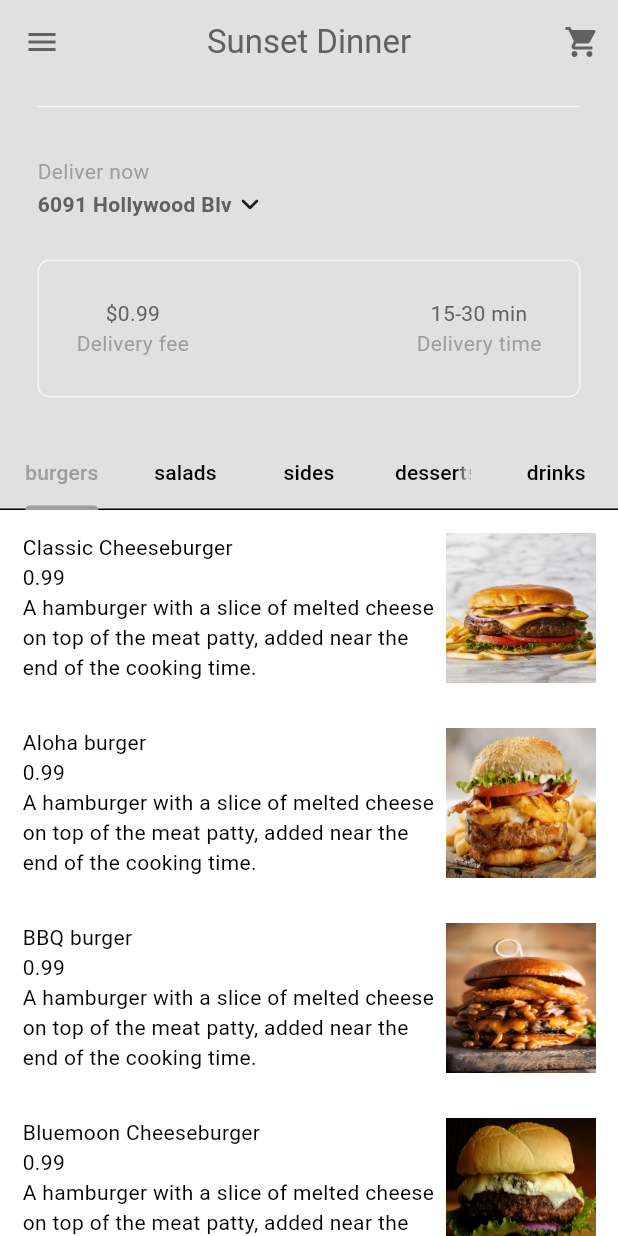
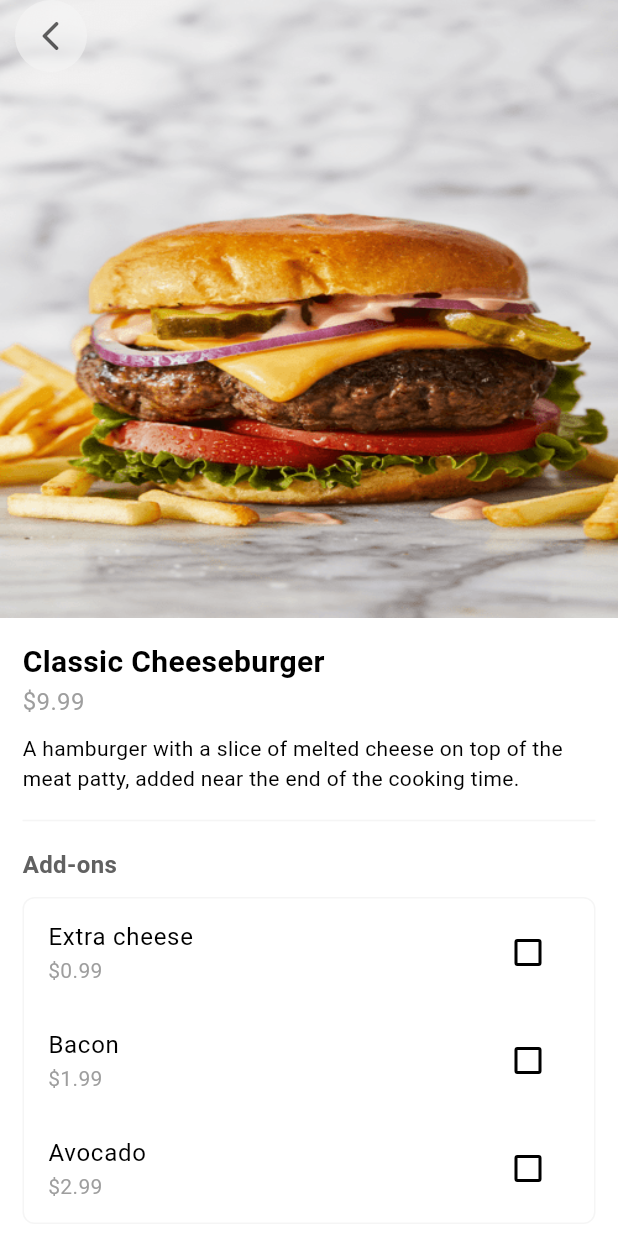
Before and after one commit to AnishBaaka/FoodDeliveringApp, a Flutter app: the HomePage screen opened directly, after a tap on "Classic Cheeseburger", on a phone screen of 412 x 824 dp. Run offline on Flutter 3.47's test engine with Material 3 defaults, Android fonts, the phone set to English and light mode, and no system bars.

Commit message:
added food page

```diff
--- a/lib/components/my_food_tile.dart
+++ b/lib/components/my_food_tile.dart
@@ -22,22 +22,51 @@ class FoodTile extends StatelessWidget {
             child: Row(children: [
               //text food details
               Expanded(
-                  child: Column(
-                crossAxisAlignment: CrossAxisAlignment.start,
-                children: [
-                  Text(food.name),
-                  Text(food.price.toString()),
-                  Text(food.description),
-                ],
-              )),
+                child: Column(
+                  crossAxisAlignment: CrossAxisAlignment.start,
+                  children: [
+                    Text(
+                      food.name,
+                      style: const TextStyle(fontWeight: FontWeight.bold),
+                    ),
+                    Text(
+                      '\$${food.price}',
+                      style: TextStyle(
+                        color: Theme.of(context).colorScheme.primary,
+                      ),
+                    ),
+                    const SizedBox(
+                      height: 10,
+                    ),
+                    Text(
+                      food.description,
+                      style: TextStyle(
+                        color: Theme.of(context).colorScheme.inversePrimary,
+                      ),
+                    ),
+                  ],
+                ),
+              ),
+
+              const SizedBox(
+                width: 15,
+              ),
 
               //food image
-              Image.asset(
-                food.imagePath,
-                height: 100,
+              ClipRRect(
+                borderRadius: BorderRadius.circular(8),
+                child: Image.asset(
+                  food.imagePath,
+                  height: 120,
+                ),
               ),
             ]),
           ),
+        ),
+        Divider(
+          color: Theme.of(context).colorScheme.tertiary,
+          indent: 25,
+          endIndent: 25,
         )
       ],
     );
--- a/lib/models/restaurant.dart
+++ b/lib/models/restaurant.dart
@@ -11,7 +11,7 @@ class Restaurant extends ChangeNotifier {
       description:
           "A hamburger with a slice of melted cheese on top of the meat patty, added near the end of the cooking time. ",
       imagePath: "lib/images/burgers/cheese_burger.png",
-      price: 0.99,
+      price: 9.99,
       category: FoodCategory.burgers,
       availableAddons: [
         Addons(name: "Extra cheese", price: 0.99),
@@ -22,53 +22,53 @@ class Restaurant extends ChangeNotifier {
     Food(
       name: "Aloha burger",
       description:
-          "A hamburger with a slice of melted cheese on top of the meat patty, added near the end of the cooking time. ",
+          "A tropical twist on the classic burger, with grilled pineapple, bacon, cheese, and teriyaki sauce.",
       imagePath: "lib/images/burgers/aloha_burger.png",
-      price: 0.99,
+      price: 8,
       category: FoodCategory.burgers,
       availableAddons: [
-        Addons(name: "Extra cheese", price: 0.99),
-        Addons(name: "Bacon", price: 1.99),
-        Addons(name: "Avocado", price: 2.99),
+        Addons(name: "Extra cheese", price: 2),
+        Addons(name: "Bacon", price: 4),
+        Addons(name: "Bun", price: 5),
       ],
     ),
     Food(
       name: "BBQ burger",
       description:
-          "A hamburger with a slice of melted cheese on top of the meat patty, added near the end of the cooking time. ",
+          " A smoky, savory delight featuring a juicy beef patty topped with tangy barbecue sauce, melted cheese, crispy bacon, and crisp lettuce, all nestled between a toasted bun.",
       imagePath: "lib/images/burgers/bbq_burger.png",
-      price: 0.99,
+      price: 9,
       category: FoodCategory.burgers,
       availableAddons: [
-        Addons(name: "Extra cheese", price: 0.99),
-        Addons(name: "Bacon", price: 1.99),
-        Addons(name: "Avocado", price: 2.99),
+        Addons(name: "Extra BBQ sauce", price: .9),
+        Addons(name: "cheese", price: 1.99),
+        Addons(name: "Beef patty", price: 2.99),
       ],
     ),
     Food(
       name: "Bluemoon Cheeseburger",
       description:
-          "A hamburger with a slice of melted cheese on top of the meat patty, added near the end of the cooking time. ",
+          ": A mouthwatering blend of flavors with a juicy beef patty topped with creamy blue cheese, crispy bacon, lettuce, tomato, and mayo, all on a toasted bun.",
       imagePath: "lib/images/burgers/bluemoon_burger.png",
-      price: 0.99,
+      price: 10.99,
       category: FoodCategory.burgers,
       availableAddons: [
-        Addons(name: "Extra cheese", price: 0.99),
-        Addons(name: "Bacon", price: 1.99),
-        Addons(name: "Avocado", price: 2.99),
+        Addons(name: "Extra blue cheese", price: 0.99),
+        Addons(name: "Lettuce", price: 1.99),
+        Addons(name: "Mayo", price: 2.99),
       ],
     ),
     Food(
       name: "Vege Cheeseburger",
       description:
-          "A hamburger with a slice of melted cheese on top of the meat patty, added near the end of the cooking time. ",
+          "A delicious meatless option featuring a flavorful veggie patty topped with melted cheese, lettuce, tomato, and mayo, served on a toasted bun.",
       imagePath: "lib/images/burgers/vege_burger.png",
-      price: 0.99,
+      price: 7,
       category: FoodCategory.burgers,
       availableAddons: [
         Addons(name: "Extra cheese", price: 0.99),
-        Addons(name: "Bacon", price: 1.99),
-        Addons(name: "Avocado", price: 2.99),
+        Addons(name: "Tomato", price: 1.99),
+        Addons(name: "Patty", price: 2.99),
       ],
     ),
     //salads
--- /dev/null
+++ b/lib/pages/food_page.dart
@@ -0,0 +1,158 @@
+import 'package:flutter/material.dart';
+import 'package:newfood/components/my_button.dart';
+import 'package:newfood/models/food.dart';
+
+class FoodPage extends StatefulWidget {
+  final Food food;
+  final Map<Addons, bool> selectedAddons = {};
+
+  FoodPage({super.key, required this.food}) {
+    //initialize selected addons to be false
+    for (Addons addons in food.availableAddons) {
+      selectedAddons[addons] = false;
+    }
+  }
+
+  @override
+  State<FoodPage> createState() => _FoodPageState();
+}
+
+class _FoodPageState extends State<FoodPage> {
+  @override
+  Widget build(BuildContext context) {
+    return Stack(
+      children: [
+        //Scaffold ui
+        Scaffold(
+          body: SingleChildScrollView(
+            child: Column(
+              children: [
+                //food image
+                Image.asset(widget.food.imagePath),
+
+                Padding(
+                  padding: const EdgeInsets.all(15.0),
+                  child: Column(
+                    crossAxisAlignment: CrossAxisAlignment.start,
+                    children: [
+                      //food name
+                      Text(
+                        widget.food.name,
+                        style: const TextStyle(
+                          fontWeight: FontWeight.bold,
+                          fontSize: 20,
+                        ),
+                      ),
+
+                      //food price
+                      Text(
+                        '\$${widget.food.price}',
+                        style: TextStyle(
+                          color: Theme.of(context).colorScheme.primary,
+                          fontSize: 16,
+                        ),
+                      ),
+
+                      const SizedBox(
+                        height: 10,
+                      ),
+
+                      //food description
+                      Text(
+                        widget.food.description,
+                      ),
+
+                      const SizedBox(
+                        height: 10,
+                      ),
+                      Divider(
+                        color: Theme.of(context).colorScheme.secondary,
+                      ),
+                      const SizedBox(
+                        height: 10,
+                      ),
+
+                      //addons
+                      Text(
+                        "Add-ons",
+                        style: TextStyle(
+                            fontSize: 16,
+                            fontWeight: FontWeight.bold,
+                            color:
+                                Theme.of(context).colorScheme.inversePrimary),
+                      ),
+
+                      const SizedBox(
+                        height: 10,
+                      ),
+
+                      Container(
+                        decoration: BoxDecoration(
+                          border: Border.all(
+                              color: Theme.of(context).colorScheme.secondary),
+                          borderRadius: BorderRadius.circular(8),
+                        ),
+                        child: ListView.builder(
+                          shrinkWrap: true,
+                          physics: const NeverScrollableScrollPhysics(),
+                          padding: EdgeInsets.zero,
+                          itemCount: widget.food.availableAddons.length,
+                          itemBuilder: (context, index) {
+                            //get individual addons
+                            Addons addon = widget.food.availableAddons[index];
+
+                            return CheckboxListTile(
+                              title: Text(addon.name),
+                              subtitle: Text(
+                                '\$${addon.price}',
+                                style: TextStyle(
+                                  color: Theme.of(context).colorScheme.primary,
+                                ),
+                              ),
+                              value: widget.selectedAddons[addon],
+                              onChanged: (bool? value) {
+                                setState(() {
+                                  widget.selectedAddons[addon] = value!;
+                                });
+                              },
+                            );
+                          },
+                        ),
+                      )
+                    ],
+                  ),
+                ),
+
+                //button add to cart
+                MyButton(text: "Add to cart", onTap: () {}),
+
+                const SizedBox(
+                  height: 25,
+                ),
+              ],
+            ),
+          ),
+        ),
+
+        //back button
+        SafeArea(
+          child: Opacity(
+            opacity: 0.6,
+            child: Container(
+              margin: const EdgeInsets.only(left: 10),
+              decoration: BoxDecoration(
+                  color: Theme.of(context).colorScheme.secondary,
+                  shape: BoxShape.circle),
+              child: IconButton(
+                onPressed: () {
+                  Navigator.pop(context);
+                },
+                icon: const Icon(Icons.arrow_back_ios_rounded),
+              ),
+            ),
+          ),
+        )
+      ],
+    );
+  }
+}
--- a/lib/pages/home_page.dart
+++ b/lib/pages/home_page.dart
@@ -7,6 +7,7 @@ import 'package:newfood/components/my_silver_app_bar.dart';
 import 'package:newfood/components/my_tab_bar.dart';
 import 'package:newfood/models/food.dart';
 import 'package:newfood/models/restaurant.dart';
+import 'package:newfood/pages/food_page.dart';
 import 'package:provider/provider.dart';
 
 class HomePage extends StatefulWidget {
@@ -56,7 +57,12 @@ class _HomePageState extends State<HomePage>
           //return food tile ui
           return FoodTile(
             food: food,
-            onTap: () {},
+            onTap: () => Navigator.push(
+              context,
+              MaterialPageRoute(
+                builder: (context) => FoodPage(food: food),
+              ),
+            ),
           );
         },
       );
```
